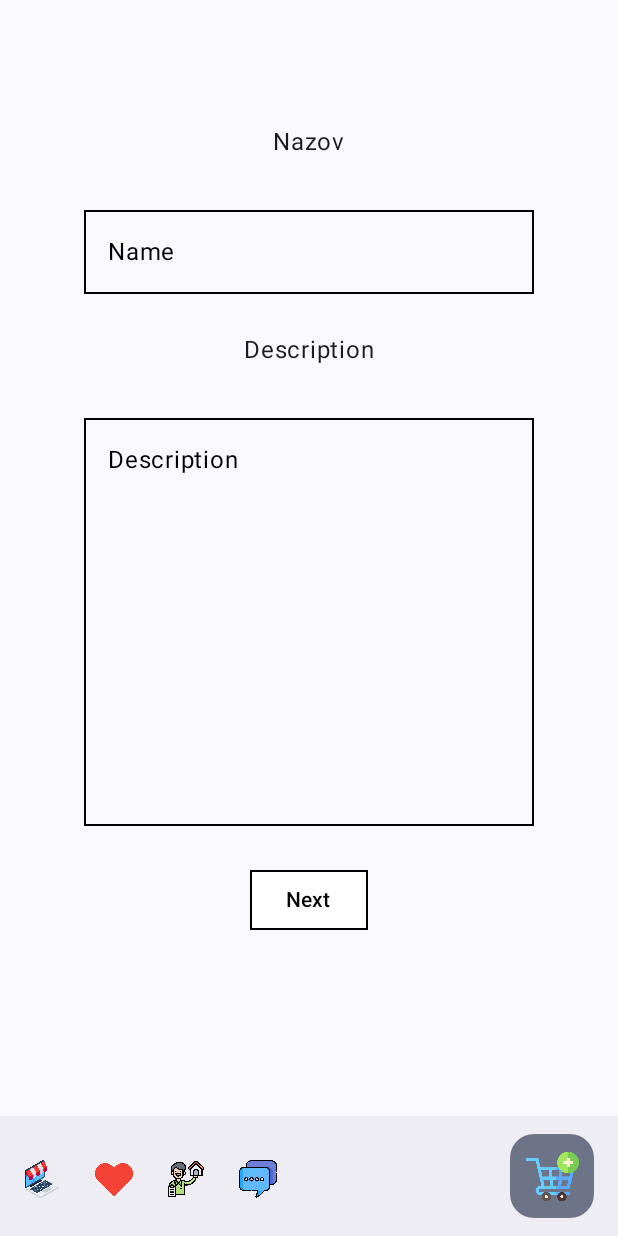
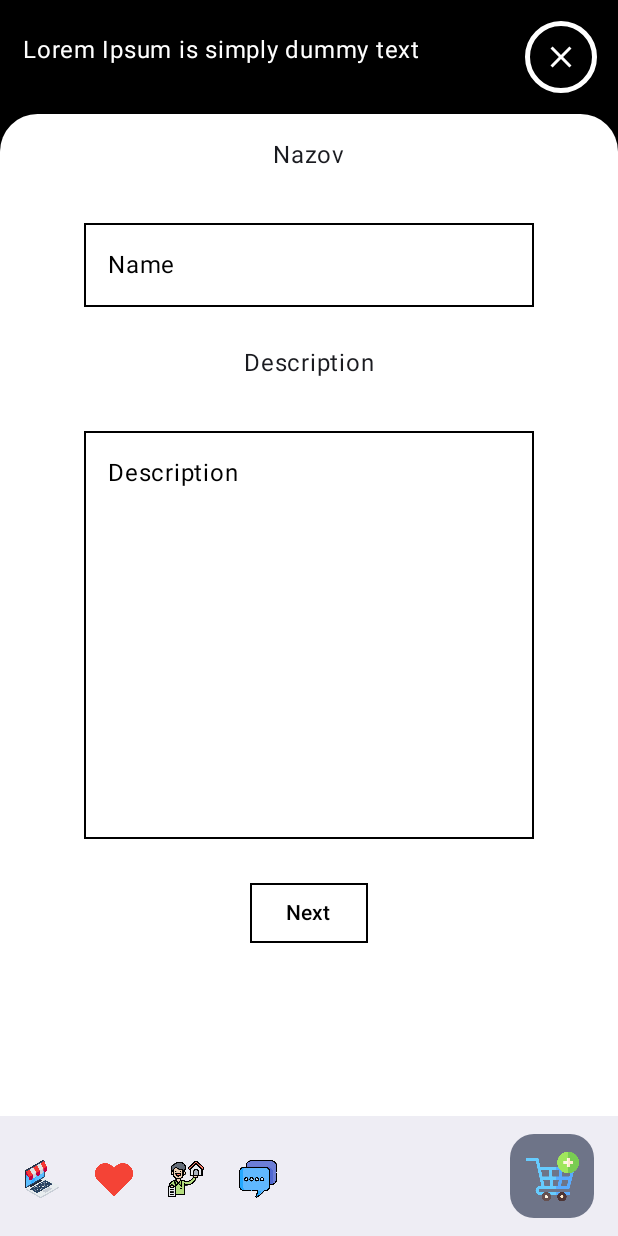
Before and after one commit to HezinTUKE/skov-android, an Android app built with Jetpack Compose: the screen it shows after launch (MainActivity), after a tap on "Add", on a phone screen of 412 x 824 dp. Run offline under Robolectric (Android 15) with nearby library versions, the phone set to English and light mode, and no system bars.

Commit message:
Remake create window

```diff
--- a/app/build.gradle.kts
+++ b/app/build.gradle.kts
@@ -71,7 +71,7 @@ dependencies {
     implementation("androidx.activity:activity-compose:1.4.0")
     implementation("androidx.lifecycle:lifecycle-viewmodel-compose:2.6.2")
     implementation("androidx.compose.runtime:runtime-livedata:1.0.4")
-
+    implementation("androidx.compose.animation:animation:1.6.0-alpha04")
     // Retrofit for network requests
     implementation("com.squareup.retrofit2:retrofit:2.9.0")
     implementation("com.squareup.retrofit2:converter-gson:2.9.0")
--- a/app/src/main/java/com/example/skov/AppBar/CommonAppBar.kt
+++ b/app/src/main/java/com/example/skov/AppBar/CommonAppBar.kt
@@ -11,12 +11,15 @@ import androidx.compose.material3.FloatingActionButtonDefaults
 import androidx.compose.material3.IconButton
 import androidx.compose.material3.Scaffold
 import androidx.compose.runtime.Composable
+import androidx.compose.runtime.mutableStateOf
+import androidx.compose.runtime.remember
 import androidx.compose.ui.Modifier
+import androidx.compose.ui.platform.LocalDensity
 import androidx.compose.ui.res.painterResource
 import androidx.compose.ui.unit.dp
-import androidx.lifecycle.viewmodel.compose.viewModel
 import androidx.navigation.NavHostController
 import com.example.skov.R
+import com.example.skov.item_create.ItemCreateView
 import com.example.skov.navigation.Routes
 
 @Composable
@@ -24,11 +27,19 @@ fun CommonAppBar(
     navHost : NavHostController,
     screen : @Composable() () -> Unit
 ){
+    var openCreate = remember {
+        mutableStateOf(false)
+    }
+
+    val density = LocalDensity.current
     Scaffold (
         bottomBar = {
             BottomAppBar(
                 actions = {
-                    IconButton(onClick = { navHost.navigate(Routes.LIST.route) }) {
+                    IconButton(onClick = {
+                        navHost.navigate(Routes.LIST.route)
+                        openCreate.value = false
+                    }) {
                         Image(
                             painter = painterResource(id = R.drawable.laptop),
                             modifier = Modifier.size(25.dp),
@@ -60,7 +71,10 @@ fun CommonAppBar(
 
                 floatingActionButton = {
                     FloatingActionButton(
-                        onClick = { navHost.navigate(Routes.ITEM_CREATE.route) },
+                        onClick = {
+//                            navHost.navigate(Routes.ITEM_CREATE.route)
+                            openCreate.value = !openCreate.value
+                        },
                         containerColor = BottomAppBarDefaults.bottomAppBarFabColor,
                         elevation = FloatingActionButtonDefaults.bottomAppBarFabElevation()
                     ) {
@@ -75,9 +89,16 @@ fun CommonAppBar(
             )
         },
         content = {
-            Modifier.fillMaxSize().padding(it)
+            Modifier
+                .fillMaxSize()
+                .padding(it)
 
-            screen()
+            if(openCreate.value){
+                    ItemCreateView(openCreate)
+            }else {
+                screen()
+
+            }
         }
     )
 }
--- /dev/null
+++ b/app/src/main/java/com/example/skov/item_create/ItemCreatePagerView.kt
@@ -0,0 +1,114 @@
+package com.example.skov.item_create
+
+import android.net.Uri
+import androidx.compose.foundation.ExperimentalFoundationApi
+import androidx.compose.foundation.layout.Box
+import androidx.compose.foundation.layout.fillMaxSize
+import androidx.compose.foundation.layout.padding
+import androidx.compose.foundation.pager.HorizontalPager
+import androidx.compose.foundation.pager.PagerState
+import androidx.compose.foundation.pager.rememberPagerState
+import androidx.compose.runtime.Composable
+import androidx.compose.runtime.MutableState
+import androidx.compose.runtime.mutableStateListOf
+import androidx.compose.runtime.mutableStateOf
+import androidx.compose.runtime.remember
+import androidx.compose.ui.Alignment
+import androidx.compose.ui.Modifier
+import androidx.compose.ui.unit.dp
+import com.example.skov.item_create.StepFive.StepFiveView
+import com.example.skov.item_create.StepFour.StepFourView
+import com.example.skov.item_create.StepOne.StepOneCreateItem
+import com.example.skov.item_create.StepThree.StepThreeCreateItem
+import com.example.skov.item_create.StepTwo.StepTwoCreateItem
+
+@OptIn(ExperimentalFoundationApi::class)
+@Composable
+fun ItemCreatePagerView(
+    pagerState : PagerState,
+    text : MutableState<String>
+){
+    val name = remember{
+        mutableStateOf("")
+    }
+    val description = remember {
+        mutableStateOf("")
+    }
+    val category = remember {
+        mutableStateOf(-1)
+    }
+    val subcategory = remember {
+        mutableStateOf(-1)
+    }
+
+    val country = remember {
+        mutableStateOf(0)
+    }
+
+    val region = remember {
+        mutableStateOf(0)
+    }
+
+    val district = remember {
+        mutableStateOf(0)
+    }
+
+    val selectedImages = remember {
+        mutableStateListOf<Uri?>()
+    }
+
+    Box(
+        modifier = Modifier
+            .fillMaxSize()
+            .padding(15.dp),
+        contentAlignment = Alignment.TopCenter
+    ) {
+        HorizontalPager(
+            userScrollEnabled = false,
+            state = pagerState,
+        ) { page ->
+            when(page) {
+                0 -> {
+                    text.value = "Lorem Ipsum is simply dummy text of the printing and typesetting industry. Lorem Ipsum has been the industry's standard dummy text ever since the 1500s, when an unknown printer took a galley of type and scrambled it to make a type specimen book. It has survived not only five centuries, but also the leap into electronic typesetting, remaining essentially unchanged"
+                    StepOneCreateItem(
+                        name = name,
+                        description = description,
+                        pager = pagerState
+                    )
+                }
+
+                1 -> {
+                    text.value = "Lorem Ipsum is simply dummy text of the printing and typesetting industry. Lorem Ipsum has been the industry's standard dummy text ever since the 1500s, when an unknown printer took a galley of type and scrambled it to make a type specimen book. It has survived not only five centuries, but also the leap into electronic typesetting, remaining essentially unchanged"
+
+                    StepTwoCreateItem(
+                        category = category,
+                        pager = pagerState
+                    )
+                }
+
+                2 -> {
+                    StepThreeCreateItem(
+                        category = category.value,
+                        subcategory = subcategory,
+                        pager = pagerState
+                    )
+                }
+
+                3 -> {
+                    StepFourView(
+                        selectedImages = selectedImages,
+                        pager = pagerState
+                    )
+                }
+
+                4 -> {
+                    StepFiveView(
+                        country = country,
+                        region = region,
+                        district = district,
+                        pager = pagerState)
+                }
+            }
+        }
+    }
+}
--- a/app/src/main/java/com/example/skov/item_create/ItemCreateView.kt
+++ b/app/src/main/java/com/example/skov/item_create/ItemCreateView.kt
@@ -1,107 +1,122 @@
 package com.example.skov.item_create
 
-import android.net.Uri
+import androidx.compose.animation.animateContentSize
+import androidx.compose.animation.core.Spring
+import androidx.compose.animation.core.spring
 import androidx.compose.foundation.ExperimentalFoundationApi
-import androidx.compose.foundation.layout.Box
+import androidx.compose.foundation.border
+import androidx.compose.foundation.clickable
+import androidx.compose.foundation.layout.Arrangement
+import androidx.compose.foundation.layout.Row
+import androidx.compose.foundation.layout.fillMaxHeight
 import androidx.compose.foundation.layout.fillMaxSize
-import androidx.compose.foundation.pager.HorizontalPager
+import androidx.compose.foundation.layout.fillMaxWidth
+import androidx.compose.foundation.layout.height
+import androidx.compose.foundation.layout.padding
+import androidx.compose.foundation.layout.size
+import androidx.compose.foundation.layout.width
 import androidx.compose.foundation.pager.rememberPagerState
+import androidx.compose.foundation.rememberScrollState
+import androidx.compose.foundation.shape.CircleShape
+import androidx.compose.foundation.shape.RoundedCornerShape
+import androidx.compose.foundation.verticalScroll
+import androidx.compose.material.icons.Icons
+import androidx.compose.material.icons.filled.Close
+import androidx.compose.material3.Card
+import androidx.compose.material3.CardDefaults
+import androidx.compose.material3.Icon
+import androidx.compose.material3.IconButton
+import androidx.compose.material3.Text
 import androidx.compose.runtime.Composable
-import androidx.compose.runtime.mutableStateListOf
+import androidx.compose.runtime.MutableState
+import androidx.compose.runtime.getValue
 import androidx.compose.runtime.mutableStateOf
 import androidx.compose.runtime.remember
+import androidx.compose.runtime.setValue
 import androidx.compose.ui.Alignment
 import androidx.compose.ui.Modifier
-import com.example.skov.item_create.StepFive.StepFiveView
-import com.example.skov.item_create.StepFour.StepFourView
-import com.example.skov.item_create.StepOne.StepOneCreateItem
-import com.example.skov.item_create.StepThree.StepThreeCreateItem
-import com.example.skov.item_create.StepTwo.StepTwoCreateItem
+import androidx.compose.ui.graphics.Color
+import androidx.compose.ui.graphics.RectangleShape
+import androidx.compose.ui.unit.dp
 
 @OptIn(ExperimentalFoundationApi::class)
 @Composable
-fun ItemCreateView(){
-    val name = remember{
-        mutableStateOf("")
-    }
-    val description = remember {
-        mutableStateOf("")
-    }
-    val category = remember {
-        mutableStateOf(-1)
-    }
-    val subcategory = remember {
-        mutableStateOf(-1)
-    }
-
-    val country = remember {
-        mutableStateOf(0)
-    }
-
-    val region = remember {
-        mutableStateOf(0)
-    }
-
-    val district = remember {
-        mutableStateOf(0)
-    }
-
-    val selectedImages = remember {
-        mutableStateListOf<Uri?>()
+fun ItemCreateView(
+    openCreate : MutableState<Boolean>
+){
+    var expanded by remember {
+        mutableStateOf(false)
     }
 
     val pagerState = rememberPagerState(pageCount = {
         5
     })
 
-    Box(
+    val text = remember {
+        mutableStateOf("")
+    }
+
+    Card(
         modifier = Modifier
             .fillMaxSize(),
-        contentAlignment = Alignment.Center
+        colors = CardDefaults.cardColors(
+            containerColor = Color.Black
+        ),
+        shape = RectangleShape,
     ) {
-        HorizontalPager(
-            userScrollEnabled = false,
-            state = pagerState,
-        ) { page ->
-            when(page) {
-                0 -> {
-                    StepOneCreateItem(
-                        name = name,
-                        description = description,
-                        pager = pagerState
+        Row(
+            modifier = Modifier
+                .fillMaxWidth(),
+            horizontalArrangement = Arrangement.SpaceBetween,
+            verticalAlignment = Alignment.CenterVertically
+        ) {
+            Text(
+                modifier = Modifier
+                    .width(280.dp)
+                    .padding(start = 15.dp, top = 15.dp)
+                    .animateContentSize(
+                        animationSpec = spring(
+                            dampingRatio = Spring.DampingRatioLowBouncy,
+                            stiffness = Spring.StiffnessLow
+                        )
                     )
-                }
+                    .verticalScroll(rememberScrollState())
+                    .clickable {
+                        expanded = !expanded
+                    },
+                text = if (expanded) text.value else "${text.value}...",
+                maxLines = if(!expanded) 1 else 10,
+                color = Color.White
 
-                1 -> {
-                    StepTwoCreateItem(
-                        category = category,
-                        pager = pagerState
-                    )
-                }
+            )
+            IconButton(onClick = { openCreate.value = false },
+                modifier = Modifier
+                    .padding(top = 25.dp, end = 25.dp, start = 15.dp)
+                    .size(25.dp)
+                    .border(3.dp, Color.White, shape = CircleShape)
+            ){
+                Icon(
+                    imageVector = Icons.Default.Close,
+                    contentDescription = null,
+                    tint = Color.White
+                )
+            }
 
-                2 -> {
-                    StepThreeCreateItem(
-                        category = category.value,
-                        subcategory = subcategory,
-                        pager = pagerState
-                    )
-                }
+        }
 
-                3 -> {
-                    StepFourView(
-                        selectedImages = selectedImages,
-                        pager = pagerState
-                    )
-                }
-
-                4 -> {
-                    StepFiveView(
-                        country = country,
-                        region = region,
-                        district = district,
-                        pager = pagerState)
-                }
-            }
+        Card(
+            modifier = Modifier
+                .fillMaxSize()
+                .padding(top = 25.dp),
+            colors = CardDefaults.cardColors(
+                containerColor = Color.White
+            ),
+            shape = RoundedCornerShape(25.dp),
+        ) {
+            ItemCreatePagerView(
+                pagerState,
+                text
+            )
         }
     }
 }
--- a/app/src/main/java/com/example/skov/navigation/View.kt
+++ b/app/src/main/java/com/example/skov/navigation/View.kt
@@ -9,7 +9,7 @@ import androidx.navigation.compose.composable
 import androidx.navigation.navArgument
 import com.example.skov.AppBar.CommonAppBar
 import com.example.skov.item.ItemView
-import com.example.skov.item_create.ItemCreateView
+import com.example.skov.item_create.ItemCreatePagerView
 import com.example.skov.list.ListView
 import com.example.skov.login.LoginView
 import com.example.skov.registration.RegistrationView
@@ -37,11 +37,11 @@ fun NavigationView(
                 )
             }
         }
-        composable(Routes.ITEM_CREATE.route){
-            CommonAppBar(controller) {
-                ItemCreateView()
-            }
-        }
+//        composable(Routes.ITEM_CREATE.route){
+//            CommonAppBar(controller) {
+//                ItemCreatePagerView()
+//            }
+//        }
         composable(
             route = "${Routes.ITEM.route}?id={id}",
             arguments = listOf(navArgument("id") {
```
